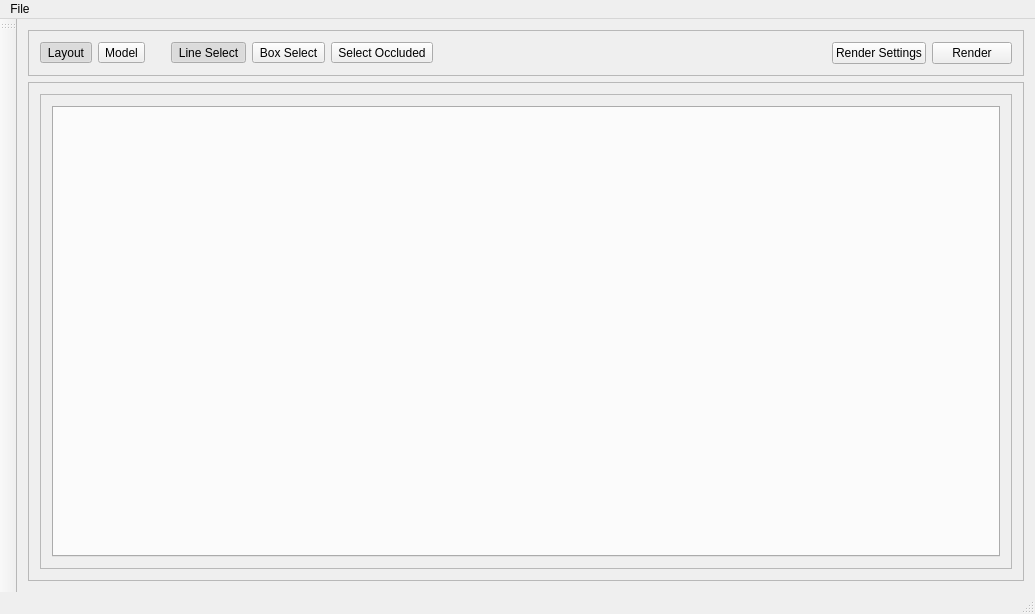
Above: src/sunshine.ui from strattonbrazil/Sunshine before the change. Below: the same form after it.
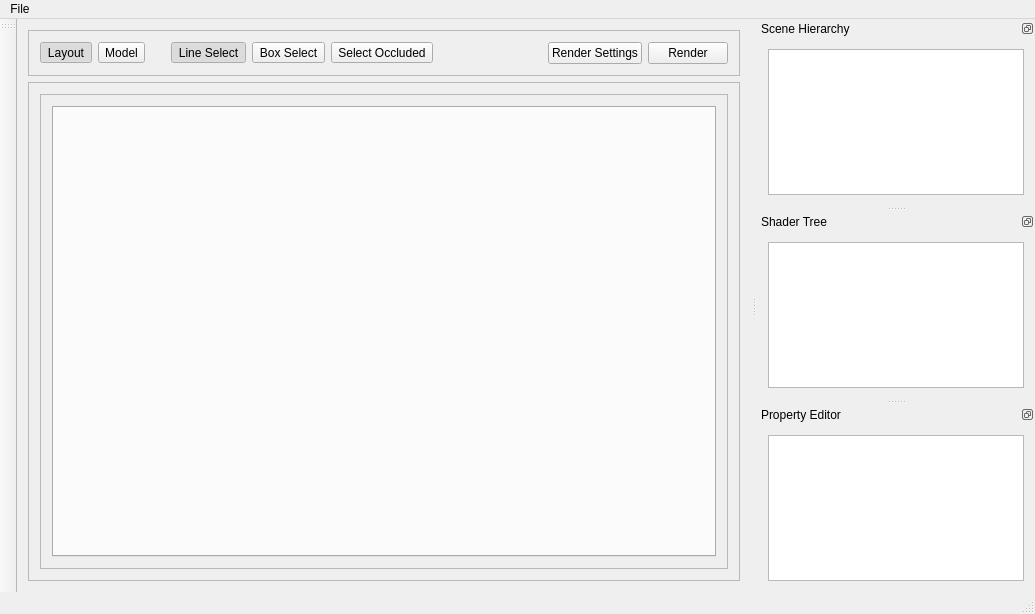
That is the form after the change.

Commit message: Work to add a high-quality GL renderer, updated the attribute editor to use QStandardItemModel, started work on materials and shader tree

Diff of the .ui file:
```diff
--- a/src/sunshine.ui
+++ b/src/sunshine.ui
@@ -13,6 +13,9 @@
   <property name="windowTitle">
    <string>Sunshine</string>
   </property>
+  <property name="styleSheet">
+   <string notr="true"/>
+  </property>
   <property name="tabShape">
    <enum>QTabWidget::Rounded</enum>
   </property>
@@ -223,6 +226,93 @@
     <bool>true</bool>
    </attribute>
   </widget>
+  <widget class="QDockWidget" name="sceneDockWidget">
+   <property name="features">
+    <set>QDockWidget::DockWidgetFloatable|QDockWidget::DockWidgetMovable</set>
+   </property>
+   <property name="allowedAreas">
+    <set>Qt::LeftDockWidgetArea|Qt::RightDockWidgetArea</set>
+   </property>
+   <property name="windowTitle">
+    <string>Scene Hierarchy</string>
+   </property>
+   <attribute name="dockWidgetArea">
+    <number>2</number>
+   </attribute>
+   <widget class="QWidget" name="dockWidgetContents">
+    <layout class="QVBoxLayout" name="verticalLayout_2">
+     <item>
+      <widget class="QTreeView" name="sceneHierarchyTree">
+       <property name="minimumSize">
+        <size>
+         <width>120</width>
+         <height>0</height>
+        </size>
+       </property>
+       <property name="indentation">
+        <number>0</number>
+       </property>
+       <attribute name="headerVisible">
+        <bool>false</bool>
+       </attribute>
+      </widget>
+     </item>
+    </layout>
+   </widget>
+  </widget>
+  <widget class="QDockWidget" name="shaderTreeWidget">
+   <property name="features">
+    <set>QDockWidget::DockWidgetFloatable|QDockWidget::DockWidgetMovable</set>
+   </property>
+   <property name="windowTitle">
+    <string>Shader Tree</string>
+   </property>
+   <attribute name="dockWidgetArea">
+    <number>2</number>
+   </attribute>
+   <widget class="QWidget" name="dockWidgetContents_2">
+    <layout class="QVBoxLayout" name="verticalLayout_3">
+     <item>
+      <widget class="QTreeView" name="shaderTree">
+       <property name="horizontalScrollBarPolicy">
+        <enum>Qt::ScrollBarAlwaysOff</enum>
+       </property>
+       <property name="horizontalScrollMode">
+        <enum>QAbstractItemView::ScrollPerPixel</enum>
+       </property>
+       <property name="uniformRowHeights">
+        <bool>true</bool>
+       </property>
+      </widget>
+     </item>
+    </layout>
+   </widget>
+  </widget>
+  <widget class="QDockWidget" name="dockWidget">
+   <property name="features">
+    <set>QDockWidget::DockWidgetFloatable|QDockWidget::DockWidgetMovable</set>
+   </property>
+   <property name="allowedAreas">
+    <set>Qt::LeftDockWidgetArea|Qt::RightDockWidgetArea</set>
+   </property>
+   <property name="windowTitle">
+    <string>Property Editor</string>
+   </property>
+   <attribute name="dockWidgetArea">
+    <number>2</number>
+   </attribute>
+   <widget class="QWidget" name="dockWidgetContents_3">
+    <layout class="QVBoxLayout" name="verticalLayout_4">
+     <item>
+      <widget class="QTreeView" name="propertyTable">
+       <property name="horizontalScrollBarPolicy">
+        <enum>Qt::ScrollBarAlwaysOff</enum>
+       </property>
+      </widget>
+     </item>
+    </layout>
+   </widget>
+  </widget>
   <action name="newSceneAction">
    <property name="text">
     <string>New Scene...</string>
```
Left out of the diff: 2 changed lines with no effect on the pictures. The commit also changes 30 other files.
